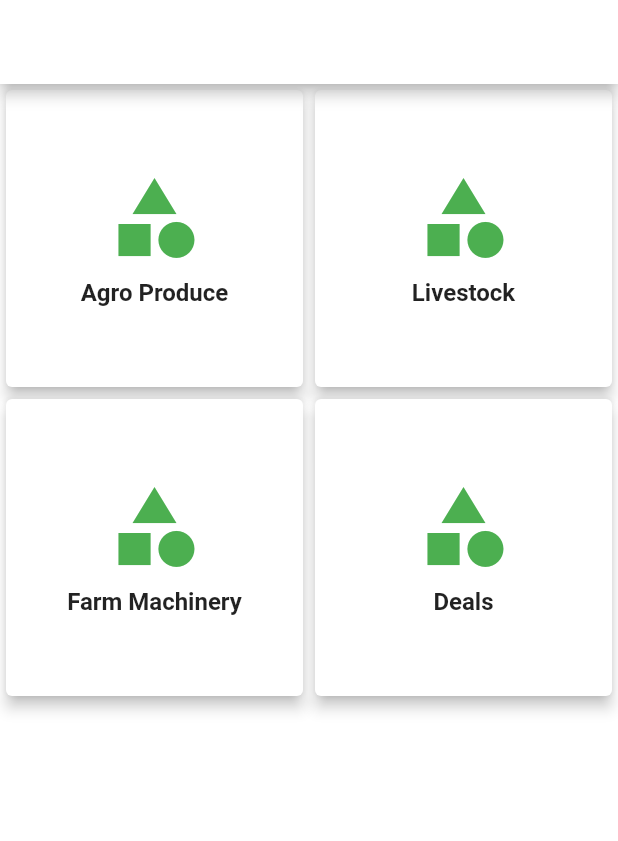
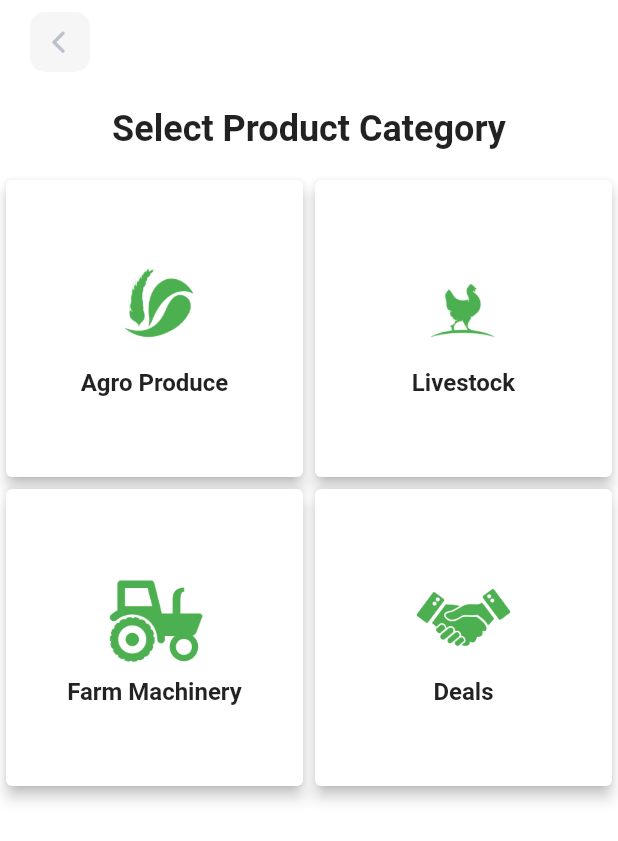
Before and after one commit to cyberianzed/pro_agro, a Flutter app: the CategorySelectPage screen opened directly, on a phone screen of 412 x 824 dp. Shown: the top 841 px of the screen. Run offline on Flutter 3.47's test engine with Material 2 defaults, Android fonts, the phone set to English and light mode, and no system bars; our stand-ins replace cloud_firestore, firebase_auth, firebase_core, firebase_storage, flutter_rating_bar, flutter_svg and 8 more; accounts and stored records are empty.

Commit message:
category page all set

```diff
--- a/lib/modules/pages/homepage/app/features/explore/screens/cartpages/categoryselect_screen.dart
+++ b/lib/modules/pages/homepage/app/features/explore/screens/cartpages/categoryselect_screen.dart
@@ -1,40 +1,72 @@
 import 'package:flutter/material.dart';
 import 'package:get/get.dart';
+import '../../../product/views/screens/product_detail_screen.dart';
+import '../../controllers/explore_controller.dart';
 import '../../controllers/addproduct_controller.dart';
 import 'addproduct_screen.dart';
 
 class CategorySelectPage extends StatelessWidget {
   final AddProductController _aproductcontroller =
       Get.put(AddProductController());
+  final ExploreController _explorecontroller = Get.put(ExploreController());
   CategorySelectPage({Key? key}) : super(key: key);
 
   @override
   Widget build(BuildContext context) {
     return Scaffold(
       appBar: AppBar(
-        title: const Text('Select Category'),
+        elevation: 0,
+        leadingWidth: 150,
+        leading: Row(
+          children: [
+            const SizedBox(
+              width: 20,
             ),
-      body: GridView.count(
+            CustomBackButton(onPressed: () => _explorecontroller.back()),
+          ],
+        ),
+      ),
+      body: Column(
+        children: [
+          Padding(
+            padding: const EdgeInsets.all(16.0),
+            child: Align(
+              alignment: Alignment.center,
+              child: Text(
+                'Select Product Category',
+                style: TextStyle(
+                  fontSize: 24.0,
+                  fontWeight: FontWeight.bold,
+                ),
+              ),
+            ),
+          ),
+          Expanded(
+            child: GridView.count(
               crossAxisCount: 2,
               children: [
                 _buildCategoryCard(
                   categoryName: 'Agro Produce',
-            icon: Icons.category,
+                  imagePath: 'assets/images/agro_produce.png',
                   onTap: () => _navigateToAddProductPage('cat1'),
                 ),
                 _buildCategoryCard(
                   categoryName: 'Livestock',
-            icon: Icons.category,
+                  imagePath: 'assets/images/livestock.png',
                   onTap: () => _navigateToAddProductPage('cat2'),
                 ),
                 _buildCategoryCard(
                   categoryName: 'Farm Machinery',
-              icon: Icons.category,
-              onTap: () => _navigateToAddProductPage('cat3')),
+                  imagePath: 'assets/images/farm_machinery.png',
+                  onTap: () => _navigateToAddProductPage('cat3'),
+                ),
                 _buildCategoryCard(
                   categoryName: 'Deals',
-            icon: Icons.category,
+                  imagePath: 'assets/images/deals.png',
                   onTap: () => _navigateToAddProductPage('cat4'),
+                ),
+              ],
+            ),
           ),
         ],
       ),
@@ -43,7 +75,7 @@ class CategorySelectPage extends StatelessWidget {
 
   Widget _buildCategoryCard({
     required String categoryName,
-    required IconData icon,
+    required String imagePath,
     required VoidCallback onTap,
   }) {
     return Card(
@@ -53,9 +85,10 @@ class CategorySelectPage extends StatelessWidget {
         child: Column(
           mainAxisAlignment: MainAxisAlignment.center,
           children: [
-            Icon(
-              icon,
-              size: 64.0,
+            Image.asset(
+              imagePath,
+              width: 64.0,
+              height: 64.0,
               color: Colors.green,
             ),
             const SizedBox(height: 8.0),
```
Also changed, not shown: assets/images/agro_produce.png (added), assets/images/deals.png (added), assets/images/farm_machinery.png (added), assets/images/livestock.png (added). Lines whose indentation alone changed are shown as unchanged.
